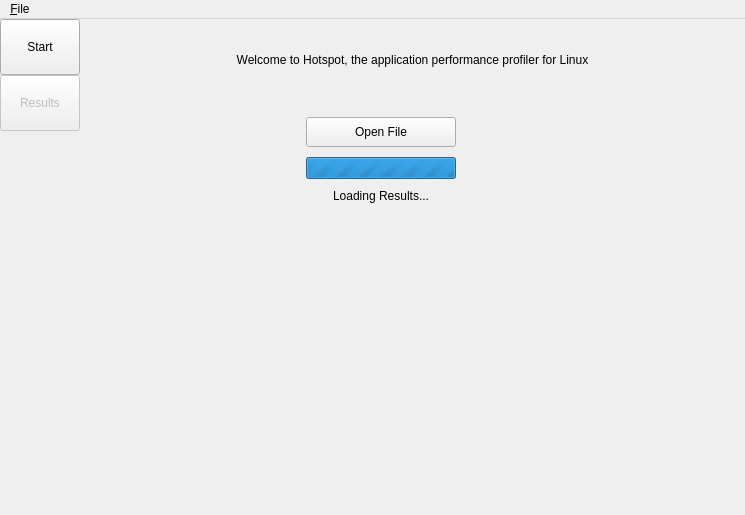
KDAB/hotspot, file src/mainwindow.ui: the form before one commit.
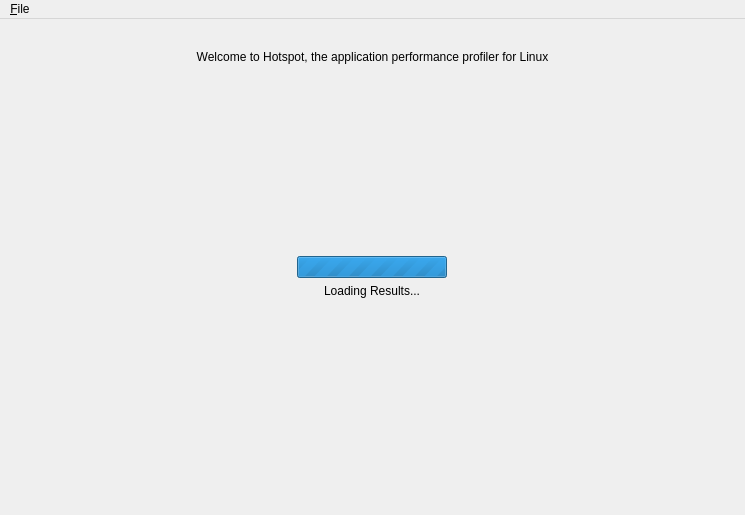
The form after the commit. The open tabs and pages were chosen to show the change. Icons and pictures are not drawn. Custom widgets are drawn as their Qt base class.

Commit message:
Restructure to UI to make more use of the screen space
- remove side bar on the left
- remove most layout margins
- set document mode on tab bar

Patch:
```diff
--- a/src/mainwindow.ui
+++ b/src/mainwindow.ui
@@ -14,7 +14,7 @@
    <string>MainWindow</string>
   </property>
   <widget class="QWidget" name="centralWidget">
-   <layout class="QHBoxLayout" name="horizontalLayout" stretch="0,0">
+   <layout class="QVBoxLayout" name="verticalLayout_7" stretch="0">
     <property name="spacing">
      <number>0</number>
     </property>
@@ -30,120 +30,6 @@
     <property name="bottomMargin">
      <number>0</number>
     </property>
-    <item>
-     <widget class="QWidget" name="menuBarBgWidget" native="true">
-      <layout class="QVBoxLayout" name="verticalLayout_4">
-       <property name="spacing">
-        <number>0</number>
-       </property>
-       <property name="leftMargin">
-        <number>0</number>
-       </property>
-       <property name="topMargin">
-        <number>0</number>
-       </property>
-       <property name="rightMargin">
-        <number>0</number>
-       </property>
-       <property name="bottomMargin">
-        <number>0</number>
-       </property>
-       <item>
-        <widget class="QToolButton" name="startButton">
-         <property name="minimumSize">
-          <size>
-           <width>80</width>
-           <height>56</height>
-          </size>
-         </property>
-         <property name="maximumSize">
-          <size>
-           <width>80</width>
-           <height>56</height>
-          </size>
-         </property>
-         <property name="focusPolicy">
-          <enum>Qt::StrongFocus</enum>
-         </property>
-         <property name="toolTip">
-          <string>Start a new application performance analysis</string>
-         </property>
-         <property name="text">
-          <string>Start</string>
-         </property>
-         <property name="icon">
-          <iconset theme="system-run">
-           <normaloff>.</normaloff>.</iconset>
-         </property>
-         <property name="iconSize">
-          <size>
-           <width>24</width>
-           <height>24</height>
-          </size>
-         </property>
-         <property name="toolButtonStyle">
-          <enum>Qt::ToolButtonTextUnderIcon</enum>
-         </property>
-        </widget>
-       </item>
-       <item>
-        <widget class="QToolButton" name="resultsButton">
-         <property name="enabled">
-          <bool>false</bool>
-         </property>
-         <property name="minimumSize">
-          <size>
-           <width>80</width>
-           <height>56</height>
-          </size>
-         </property>
-         <property name="maximumSize">
-          <size>
-           <width>80</width>
-           <height>56</height>
-          </size>
-         </property>
-         <property name="focusPolicy">
-          <enum>Qt::StrongFocus</enum>
-         </property>
-         <property name="toolTip">
-          <string>View performance analysis results</string>
-         </property>
-         <property name="text">
-          <string>Results</string>
-         </property>
-         <property name="icon">
-          <iconset>
-           <normalon>:/images/results_icon.png</normalon>
-          </iconset>
-         </property>
-         <property name="iconSize">
-          <size>
-           <width>24</width>
-           <height>24</height>
-          </size>
-         </property>
-         <property name="toolButtonStyle">
-          <enum>Qt::ToolButtonTextUnderIcon</enum>
-         </property>
-        </widget>
-       </item>
-       <item>
-        <spacer name="verticalSpacer">
-         <property name="orientation">
-          <enum>Qt::Vertical</enum>
-         </property>
-         <property name="sizeHint" stdset="0">
-          <size>
-           <width>20</width>
-           <height>40</height>
-          </size>
-         </property>
-        </spacer>
-       </item>
-      </layout>
-     </widget>
-    </item>
     <item>
      <widget class="QStackedWidget" name="mainPageStack">
       <property name="sizePolicy">
@@ -168,87 +54,27 @@
          <verstretch>0</verstretch>
         </sizepolicy>
        </property>
-       <layout class="QGridLayout" name="gridLayout">
-        <property name="sizeConstraint">
-         <enum>QLayout::SetDefaultConstraint</enum>
-        </property>
-        <property name="leftMargin">
-         <number>0</number>
-        </property>
-        <property name="topMargin">
-         <number>10</number>
-        </property>
-        <property name="rightMargin">
-         <number>0</number>
-        </property>
-        <property name="bottomMargin">
-         <number>16</number>
-        </property>
-        <property name="verticalSpacing">
-         <number>10</number>
-        </property>
-        <item row="4" column="1">
-         <widget class="QProgressBar" name="openFileProgressBar">
-          <property name="minimumSize">
-           <size>
-            <width>150</width>
-            <height>0</height>
-           </size>
-          </property>
+       <layout class="QVBoxLayout" name="verticalLayout_9">
+        <item>
+         <widget class="QLabel" name="hotspotLogo">
           <property name="maximumSize">
            <size>
-            <width>150</width>
+            <width>729</width>
             <height>16777215</height>
            </size>
           </property>
-          <property name="maximum">
-           <number>0</number>
-          </property>
-          <property name="value">
-           <number>-1</number>
-          </property>
-         </widget>
-        </item>
-        <item row="5" column="1">
-         <widget class="QLabel" name="loadingResultsLabel">
           <property name="text">
-           <string>Loading Results...</string>
+           <string/>
+          </property>
+          <property name="pixmap">
+           <pixmap resource="resources.qrc">:/images/hotspot_logo.png</pixmap>
           </property>
           <property name="alignment">
            <set>Qt::AlignCenter</set>
           </property>
          </widget>
         </item>
-        <item row="2" column="1">
-         <spacer name="verticalSpacer_3">
-          <property name="orientation">
-           <enum>Qt::Vertical</enum>
-          </property>
-          <property name="sizeType">
-           <enum>QSizePolicy::Fixed</enum>
-          </property>
-          <property name="sizeHint" stdset="0">
-           <size>
-            <width>20</width>
-            <height>40</height>
-           </size>
-          </property>
-         </spacer>
-        </item>
-        <item row="3" column="2">
-         <spacer name="horizontalSpacer">
-          <property name="orientation">
-           <enum>Qt::Horizontal</enum>
-          </property>
-          <property name="sizeHint" stdset="0">
-           <size>
-            <width>40</width>
-            <height>20</height>
-           </size>
-          </property>
-         </spacer>
-        </item>
-        <item row="1" column="0" colspan="3">
+        <item>
          <widget class="QLabel" name="welcomeText">
           <property name="sizePolicy">
            <sizepolicy hsizetype="Minimum" vsizetype="Preferred">
@@ -273,17 +99,104 @@
           </property>
          </widget>
         </item>
-        <item row="6" column="1">
-         <widget class="QLabel" name="loadingResultsErrorLabel">
-          <property name="text">
-           <string/>
+        <item>
+         <spacer name="verticalSpacer">
+          <property name="orientation">
+           <enum>Qt::Vertical</enum>
           </property>
-          <property name="alignment">
-           <set>Qt::AlignCenter</set>
+          <property name="sizeHint" stdset="0">
+           <size>
+            <width>20</width>
+            <height>40</height>
+           </size>
           </property>
+         </spacer>
+        </item>
+        <item alignment="Qt::AlignVCenter">
+         <widget class="QStackedWidget" name="stackedWidget">
+          <property name="currentIndex">
+           <number>0</number>
+          </property>
+          <widget class="QWidget" name="page">
+           <layout class="QVBoxLayout" name="verticalLayout_10">
+            <item alignment="Qt::AlignHCenter">
+             <widget class="QPushButton" name="openFileButton">
+              <property name="minimumSize">
+               <size>
+                <width>150</width>
+                <height>30</height>
+               </size>
+              </property>
+              <property name="maximumSize">
+               <size>
+                <width>150</width>
+                <height>16777215</height>
+               </size>
+              </property>
+              <property name="toolTip">
+               <string>Open a perf.data file</string>
+              </property>
+              <property name="text">
+               <string>Open File</string>
+              </property>
+              <property name="icon">
+               <iconset theme="document-open"/>
+              </property>
+              <property name="iconSize">
+               <size>
+                <width>20</width>
+                <height>20</height>
+               </size>
+              </property>
+              <property name="flat">
+               <bool>false</bool>
+              </property>
+             </widget>
+            </item>
+           </layout>
+          </widget>
+          <widget class="QWidget" name="page_2">
+           <layout class="QVBoxLayout" name="verticalLayout_8">
+            <item alignment="Qt::AlignHCenter">
+             <widget class="QProgressBar" name="openFileProgressBar">
+              <property name="minimumSize">
+               <size>
+                <width>150</width>
+                <height>0</height>
+               </size>
+              </property>
+              <property name="maximumSize">
+               <size>
+                <width>150</width>
+                <height>16777215</height>
+               </size>
+              </property>
+              <property name="maximum">
+               <number>0</number>
+              </property>
+              <property name="value">
+               <number>-1</number>
+              </property>
+              <property name="alignment">
+               <set>Qt::AlignCenter</set>
+              </property>
+             </widget>
+            </item>
+            <item alignment="Qt::AlignHCenter|Qt::AlignVCenter">
+             <widget class="QLabel" name="loadingResultsLabel">
+              <property name="text">
+               <string>Loading Results...</string>
+              </property>
+              <property name="alignment">
+               <set>Qt::AlignCenter</set>
+              </property>
+             </widget>
+            </item>
+           </layout>
+          </widget>
          </widget>
         </item>
-        <item row="7" column="1">
+        <item>
          <spacer name="verticalSpacer_2">
           <property name="orientation">
            <enum>Qt::Vertical</enum>
@@ -296,49 +209,8 @@
           </property>
          </spacer>
         </item>
-        <item row="3" column="1">
-         <widget class="QPushButton" name="openFileButton">
-          <property name="minimumSize">
-           <size>
-            <width>150</width>
-            <height>30</height>
-           </size>
-          </property>
-          <property name="maximumSize">
-           <size>
-            <width>150</width>
-            <height>16777215</height>
-           </size>
-          </property>
-          <property name="toolTip">
-           <string>Open a perf.data file</string>
-          </property>
-          <property name="text">
-           <string>Open File</string>
-          </property>
-          <property name="icon">
-           <iconset theme="document-open">
-            <normaloff>.</normaloff>.</iconset>
-          </property>
-          <property name="iconSize">
-           <size>
-            <width>20</width>
-            <height>20</height>
-           </size>
-          </property>
-          <property name="flat">
-           <bool>false</bool>
-          </property>
-         </widget>
-        </item>
-        <item row="0" column="1">
-         <widget class="QLabel" name="hotspotLogo">
-          <property name="maximumSize">
-           <size>
-            <width>729</width>
-            <height>16777215</height>
-           </size>
-          </property>
+        <item>
+         <widget class="QLabel" name="loadingResultsErrorLabel">
           <property name="text">
            <string/>
           </property>
@@ -350,22 +222,6 @@
           </property>
          </widget>
         </item>
-        <item row="3" column="0">
-         <spacer name="horizontalSpacer_2">
-          <property name="orientation">
-           <enum>Qt::Horizontal</enum>
-          </property>
-          <property name="sizeType">
-           <enum>QSizePolicy::Maximum</enum>
-          </property>
-          <property name="sizeHint" stdset="0">
-           <size>
-            <width>220</width>
-            <height>20</height>
-           </size>
-          </property>
-         </spacer>
-        </item>
        </layout>
       </widget>
       <widget class="QWidget" name="resultsPage">
```
Left out of the diff: 60 changed lines with no effect on the pictures. The commit also changes 4 other files.
